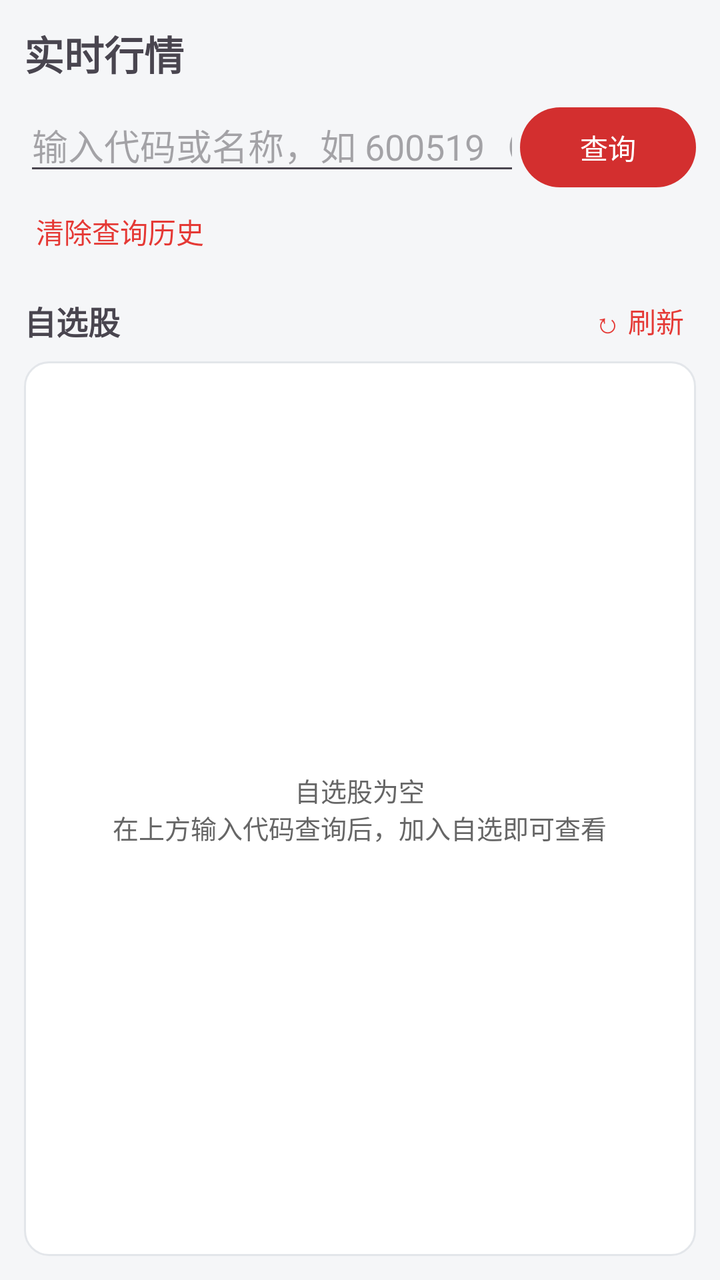
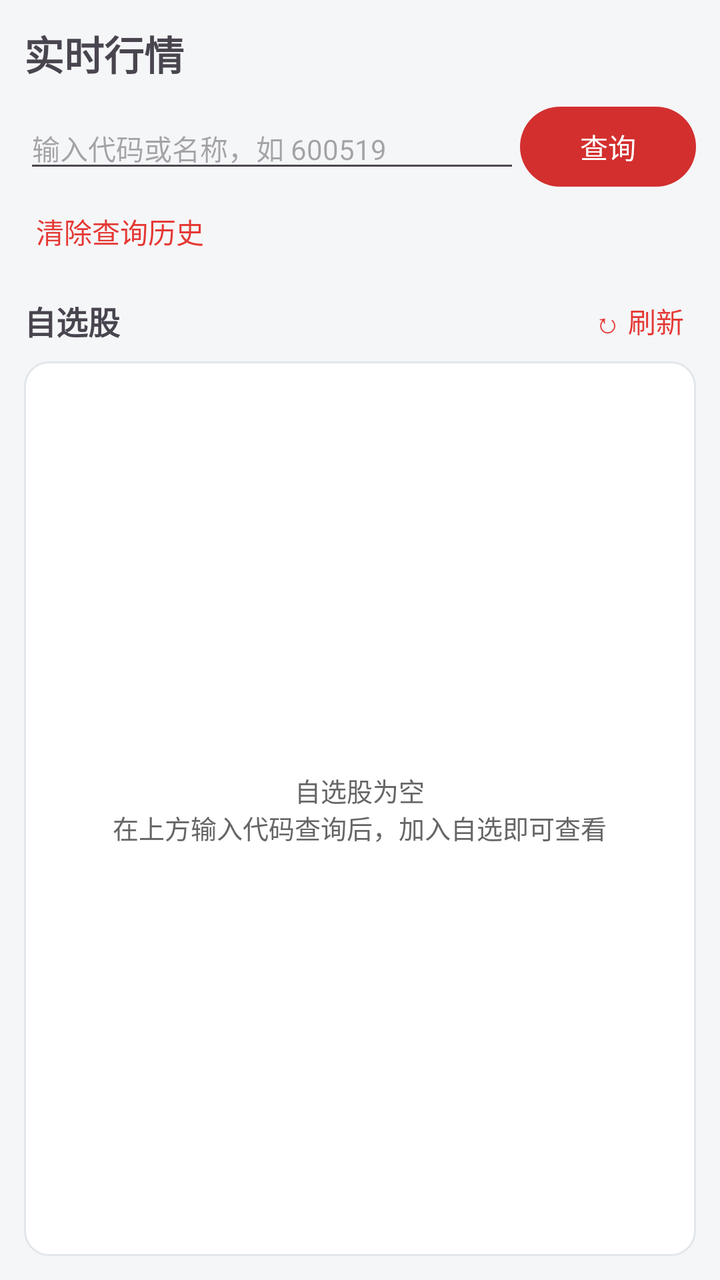

The first picture is an Android layout as it rendered before a commit; the second is the same layout after the commit. The layout source and the unified diff follow.
<!-- AndroidManifest.xml: application theme Theme.QuantApp -->
<!-- res/layout/fragment_market.xml -->
<?xml version="1.0" encoding="utf-8"?>
<LinearLayout xmlns:android="http://schemas.android.com/apk/res/android"
    android:layout_width="match_parent" android:layout_height="match_parent"
    android:orientation="vertical" android:padding="12dp">

    <TextView android:layout_width="wrap_content" android:layout_height="wrap_content"
        android:text="实时行情" android:textSize="20sp" android:textStyle="bold" />

    <LinearLayout android:layout_width="match_parent" android:layout_height="wrap_content"
        android:orientation="horizontal" android:layout_marginTop="8dp">
        <AutoCompleteTextView android:id="@+id/et_code"
            android:layout_width="0dp" android:layout_height="wrap_content" android:layout_weight="1"
            android:hint="输入代码或名称，如 600519（可下拉选历史）"
            android:inputType="text" android:singleLine="true" android:completionThreshold="1" />
        <Button android:id="@+id/btn_query" android:layout_width="wrap_content" android:layout_height="wrap_content"
            android:text="查询" />
    </LinearLayout>

    <TextView android:id="@+id/btn_clear_history" android:layout_width="wrap_content"
        android:layout_height="wrap_content" android:layout_marginTop="2dp"
        android:padding="6dp" android:textColor="@color/up" android:text="清除查询历史" />

    
    <LinearLayout android:id="@+id/card_quote" android:layout_width="match_parent"
        android:layout_height="wrap_content" android:layout_marginTop="12dp"
        android:orientation="vertical" android:background="@drawable/bg_card" android:padding="14dp"
        android:visibility="gone">

        <LinearLayout android:layout_width="match_parent" android:layout_height="wrap_content"
            android:orientation="horizontal" android:gravity="center_vertical">
            <TextView android:id="@+id/tv_q_name" android:layout_width="0dp" android:layout_height="wrap_content"
                android:layout_weight="1" android:textSize="18sp" android:textStyle="bold"
                android:textColor="@color/text_primary" android:text="--" />
            <TextView android:id="@+id/tv_q_change" android:layout_width="wrap_content"
                android:layout_height="wrap_content" android:textSize="16sp" android:textStyle="bold" android:text="--" />
        </LinearLayout>

        <TextView android:id="@+id/tv_q_price" android:layout_width="wrap_content"
            android:layout_height="wrap_content" android:layout_marginTop="6dp"
            android:textSize="30sp" android:textStyle="bold" android:text="--" />

        <LinearLayout android:layout_width="match_parent" android:layout_height="wrap_content"
            android:layout_marginTop="12dp" android:orientation="horizontal">
            <LinearLayout android:layout_width="0dp" android:layout_height="wrap_content"
                android:layout_weight="1" android:orientation="vertical">
                <TextView android:layout_width="wrap_content" android:layout_height="wrap_content"
                    android:text="今开" android:textSize="12sp" android:textColor="@color/text_secondary" />
                <TextView android:id="@+id/tv_q_open" android:layout_width="wrap_content"
                    android:layout_height="wrap_content" android:textSize="15sp" android:text="--"
                    android:layout_marginTop="2dp" />
            </LinearLayout>
            <LinearLayout android:layout_width="0dp" android:layout_height="wrap_content"
                android:layout_weight="1" android:orientation="vertical">
                <TextView android:layout_width="wrap_content" android:layout_height="wrap_content"
                    android:text="昨收" android:textSize="12sp" android:textColor="@color/text_secondary" />
                <TextView android:id="@+id/tv_q_prev" android:layout_width="wrap_content"
                    android:layout_height="wrap_content" android:textSize="15sp" android:text="--"
                    android:layout_marginTop="2dp" />
            </LinearLayout>
            <LinearLayout android:layout_width="0dp" android:layout_height="wrap_content"
                android:layout_weight="1" android:orientation="vertical">
                <TextView android:layout_width="wrap_content" android:layout_height="wrap_content"
                    android:text="最高" android:textSize="12sp" android:textColor="@color/text_secondary" />
                <TextView android:id="@+id/tv_q_high" android:layout_width="wrap_content"
                    android:layout_height="wrap_content" android:textSize="15sp" android:text="--"
                    android:layout_marginTop="2dp" />
            </LinearLayout>
            <LinearLayout android:layout_width="0dp" android:layout_height="wrap_content"
                android:layout_weight="1" android:orientation="vertical">
                <TextView android:layout_width="wrap_content" android:layout_height="wrap_content"
                    android:text="最低" android:textSize="12sp" android:textColor="@color/text_secondary" />
                <TextView android:id="@+id/tv_q_low" android:layout_width="wrap_content"
                    android:layout_height="wrap_content" android:textSize="15sp" android:text="--"
                    android:layout_marginTop="2dp" />
            </LinearLayout>
        </LinearLayout>

        <LinearLayout android:layout_width="match_parent" android:layout_height="wrap_content"
            android:layout_marginTop="10dp" android:orientation="horizontal">
            <TextView android:id="@+id/tv_q_volume" android:layout_width="0dp" android:layout_height="wrap_content"
                android:layout_weight="1" android:textSize="12sp" android:textColor="@color/text_secondary" android:text="--" />
            <TextView android:id="@+id/tv_q_time" android:layout_width="wrap_content"
                android:layout_height="wrap_content" android:textSize="12sp" android:textColor="@color/text_secondary" android:text="--" />
        </LinearLayout>
    </LinearLayout>

    
    <LinearLayout android:layout_width="match_parent" android:layout_height="wrap_content"
        android:layout_marginTop="12dp" android:orientation="horizontal" android:gravity="center_vertical">
        <TextView android:layout_width="0dp" android:layout_height="wrap_content"
            android:layout_weight="1" android:text="自选股" android:textStyle="bold" android:textSize="16sp" />
        <TextView android:id="@+id/btn_refresh_watch" android:layout_width="wrap_content"
            android:layout_height="wrap_content" android:padding="6dp" android:textColor="@color/up"
            android:textSize="14sp" android:text="↻ 刷新" />
    </LinearLayout>

    <FrameLayout android:layout_width="match_parent" android:layout_height="0dp"
        android:layout_weight="1" android:layout_marginTop="4dp">
        <ListView android:id="@+id/list_watch" android:layout_width="match_parent"
            android:layout_height="match_parent" android:background="@drawable/bg_card"
            android:padding="4dp" android:divider="@color/bg" android:dividerHeight="1dp" />
        <TextView android:id="@+id/tv_watch_empty" android:layout_width="wrap_content"
            android:layout_height="wrap_content" android:layout_gravity="center"
            android:gravity="center" android:textSize="13sp" android:textColor="@color/text_secondary"
            android:text="自选股为空&#10;在上方输入代码查询后，加入自选即可查看" />
    </FrameLayout>

    <Button android:id="@+id/btn_add_watch" android:layout_width="match_parent"
        android:layout_height="wrap_content" android:text="+ 加入自选并查看K线"
        android:visibility="gone" />
</LinearLayout>
<!-- resources referenced by this layout -->
<resources>
  <color name="bg">#F5F6F8</color>
  <color name="text_primary">#1A1A1A</color>
  <color name="text_secondary">#666666</color>
  <color name="up">#E53935</color>
  <!-- drawable bg_card (drawable) -->
  <?xml version="1.0" encoding="utf-8"?>
  <shape xmlns:android="http://schemas.android.com/apk/res/android" android:shape="rectangle">
      <solid android:color="@color/card_bg" />
      <corners android:radius="12dp" />
      <stroke android:width="1dp" android:color="@color/divider" />
  </shape>
  <style name="Theme.QuantApp" parent="Theme.Material3.DayNight.NoActionBar">
          <item name="colorPrimary">@color/brand</item>
          <item name="colorPrimaryVariant">@color/brand_dark</item>
          <item name="colorOnPrimary">#FFFFFF</item>
          <item name="android:statusBarColor">@color/brand_dark</item>
          <item name="android:windowBackground">@color/bg</item>
      </style>
  <color name="card_bg">#FFFFFF</color>
  <color name="divider">#E3E6EA</color>
  <color name="brand">#D32F2F</color>
  <color name="brand_dark">#B71C1C</color>
</resources>

<!-- the commit's change to res/layout/fragment_market.xml (unified diff, before → after) -->
@@ -10,8 +10,9 @@
         android:orientation="horizontal" android:layout_marginTop="8dp">
         <AutoCompleteTextView android:id="@+id/et_code"
             android:layout_width="0dp" android:layout_height="wrap_content" android:layout_weight="1"
-            android:hint="输入代码或名称，如 600519（可下拉选历史）"
-            android:inputType="text" android:singleLine="true" android:completionThreshold="1" />
+            android:hint="输入代码或名称，如 600519"
+            android:textSize="14sp" android:inputType="text" android:singleLine="true"
+            android:completionThreshold="1" />
         <Button android:id="@+id/btn_query" android:layout_width="wrap_content" android:layout_height="wrap_content"
             android:text="查询" />
     </LinearLayout>
